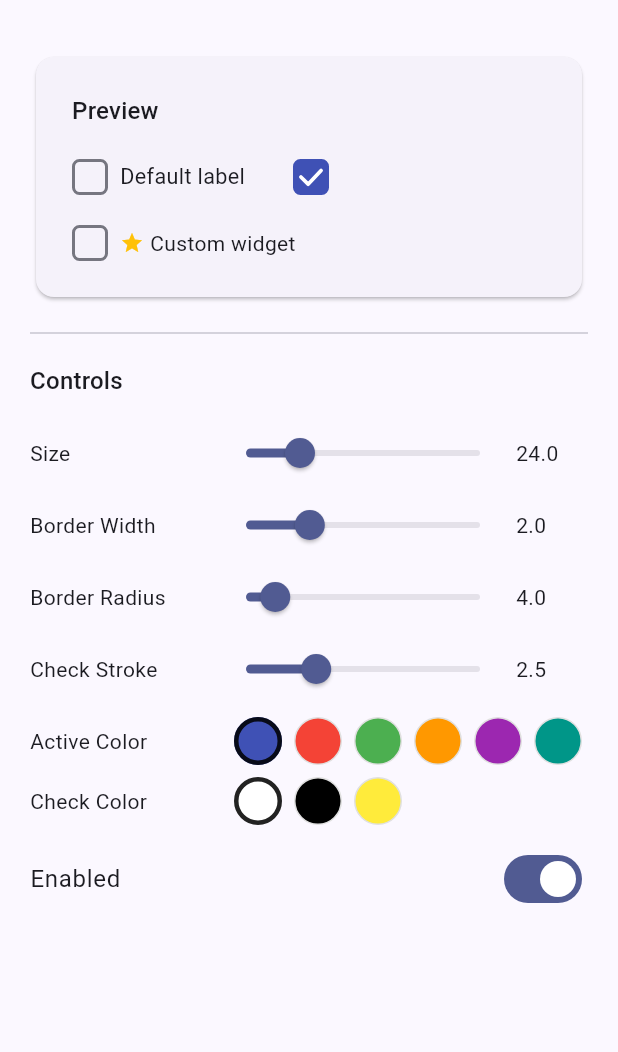
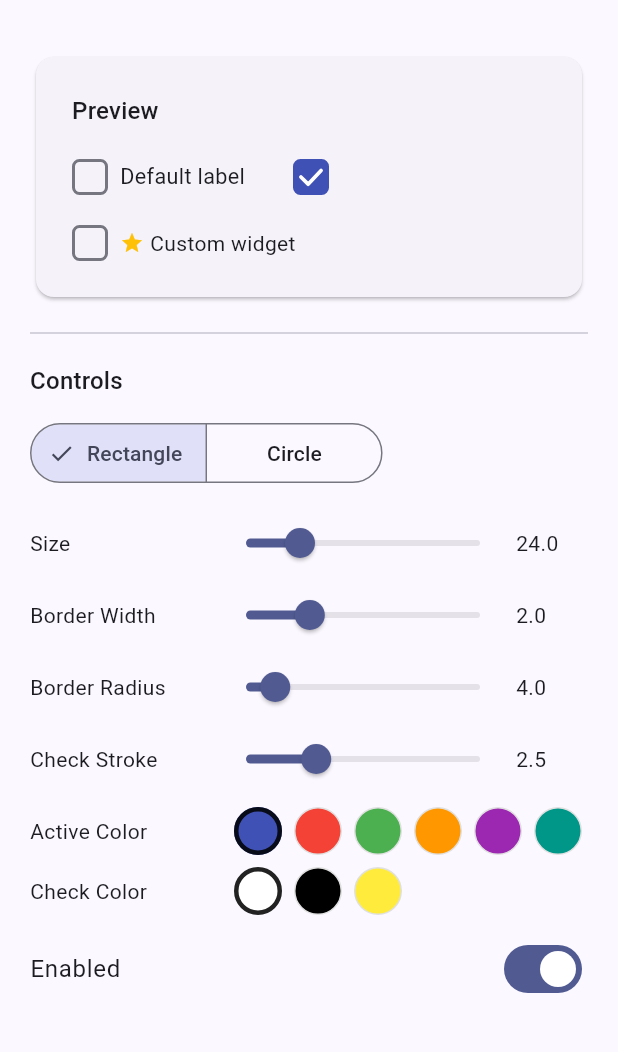
Before and after one commit to kihyun1998/flutter_checkbox, a Flutter app: the screen it shows after launch, on a phone screen of 412 x 824 dp, the part 63-1115 px from its top. Run offline on Flutter 3.47's test engine with Material 3 defaults, Android fonts, the phone set to English and light mode, and no system bars.

Commit message:
feat: add CheckboxShape (circle/rectangle) option with example and docs

```diff
--- a/example/lib/main.dart
+++ b/example/lib/main.dart
@@ -31,6 +31,7 @@ class PlaygroundPage extends StatefulWidget {
 
 class _PlaygroundPageState extends State<PlaygroundPage> {
   // --- Playground controls ---
+  CheckboxShape _shape = CheckboxShape.rectangle;
   double _size = 24;
   double _borderWidth = 2;
   double _borderRadius = 4;
@@ -60,6 +61,7 @@ class _PlaygroundPageState extends State<PlaygroundPage> {
   };
 
   CheckboxStyle get _currentStyle => CheckboxStyle(
+    shape: _shape,
     size: _size,
     borderWidth: _borderWidth,
     borderRadius: _borderRadius,
@@ -145,19 +147,54 @@ class _PlaygroundPageState extends State<PlaygroundPage> {
       children: [
         Text('Controls', style: Theme.of(context).textTheme.titleMedium),
         const SizedBox(height: 12),
+        SegmentedButton<CheckboxShape>(
+          segments: const [
+            ButtonSegment(
+              value: CheckboxShape.rectangle,
+              label: Text('Rectangle'),
+            ),
+            ButtonSegment(value: CheckboxShape.circle, label: Text('Circle')),
+          ],
+          selected: {_shape},
+          onSelectionChanged: (v) => setState(() => _shape = v.first),
+        ),
+        const SizedBox(height: 12),
         _buildSlider('Size', _size, 12, 64, (v) => setState(() => _size = v)),
-        _buildSlider('Border Width', _borderWidth, 0.5, 6,
-            (v) => setState(() => _borderWidth = v)),
-        _buildSlider('Border Radius', _borderRadius, 0, 32,
-            (v) => setState(() => _borderRadius = v)),
-        _buildSlider('Check Stroke', _checkStrokeWidth, 1, 6,
-            (v) => setState(() => _checkStrokeWidth = v)),
+        _buildSlider(
+          'Border Width',
+          _borderWidth,
+          0.5,
+          6,
+          (v) => setState(() => _borderWidth = v),
+        ),
+        _buildSlider(
+          'Border Radius',
+          _borderRadius,
+          0,
+          32,
+          (v) => setState(() => _borderRadius = v),
+        ),
+        _buildSlider(
+          'Check Stroke',
+          _checkStrokeWidth,
+          1,
+          6,
+          (v) => setState(() => _checkStrokeWidth = v),
+        ),
         const SizedBox(height: 8),
-        _buildColorPicker('Active Color', _colorOptions, _activeColor,
-            (c) => setState(() => _activeColor = c)),
+        _buildColorPicker(
+          'Active Color',
+          _colorOptions,
+          _activeColor,
+          (c) => setState(() => _activeColor = c),
+        ),
         const SizedBox(height: 8),
-        _buildColorPicker('Check Color', _checkColorOptions, _checkColor,
-            (c) => setState(() => _checkColor = c)),
+        _buildColorPicker(
+          'Check Color',
+          _checkColorOptions,
+          _checkColor,
+          (c) => setState(() => _checkColor = c),
+        ),
         const SizedBox(height: 8),
         SwitchListTile(
           title: const Text('Enabled'),
@@ -180,12 +217,7 @@ class _PlaygroundPageState extends State<PlaygroundPage> {
       children: [
         SizedBox(width: 120, child: Text(label)),
         Expanded(
-          child: Slider(
-            value: value,
-            min: min,
-            max: max,
-            onChanged: onChanged,
-          ),
+          child: Slider(value: value, min: min, max: max, onChanged: onChanged),
         ),
         SizedBox(width: 48, child: Text(value.toStringAsFixed(1))),
       ],
@@ -226,5 +258,4 @@ class _PlaygroundPageState extends State<PlaygroundPage> {
       ],
     );
   }
-
 }
--- a/lib/src/painter/checkbox_painter.dart
+++ b/lib/src/painter/checkbox_painter.dart
@@ -20,10 +20,7 @@ class CheckboxPainter extends CustomPainter {
   final double progress;
 
   /// Creates a painter that draws a checkbox at the given [progress].
-  CheckboxPainter({
-    required this.style,
-    required this.progress,
-  });
+  CheckboxPainter({required this.style, required this.progress});
 
   @override
   void paint(Canvas canvas, Size size) {
@@ -36,30 +33,45 @@ class CheckboxPainter extends CustomPainter {
     }
   }
 
-  /// Draws the rounded-rect background fill and border.
+  /// Draws the background fill and border.
   ///
-  /// The background color interpolates from [CheckboxStyle.inactiveColor]
-  /// to [CheckboxStyle.activeColor] based on [progress].
+  /// Delegates to circle or rounded-rect drawing based on
+  /// [CheckboxStyle.shape]. The background color interpolates from
+  /// [CheckboxStyle.inactiveColor] to [CheckboxStyle.activeColor]
+  /// based on [progress].
   void _drawBackground(Canvas canvas, Rect rect, CheckboxStyle s) {
     final bgColor = Color.lerp(s.inactiveColor!, s.activeColor!, progress)!;
-    final currentBorderColor =
-        Color.lerp(s.borderColor!, s.activeColor!, progress)!;
-
-    final rrect = RRect.fromRectAndRadius(
-      rect.deflate(s.borderWidth / 2),
-      Radius.circular(s.borderRadius),
-    );
+    final currentBorderColor = Color.lerp(
+      s.borderColor!,
+      s.activeColor!,
+      progress,
+    )!;
 
     final bgPaint = Paint()
       ..color = bgColor
       ..style = PaintingStyle.fill;
-    canvas.drawRRect(rrect, bgPaint);
 
     final borderPaint = Paint()
       ..color = currentBorderColor
       ..style = PaintingStyle.stroke
       ..strokeWidth = s.borderWidth;
-    canvas.drawRRect(rrect, borderPaint);
+
+    final insetRect = rect.deflate(s.borderWidth / 2);
+
+    switch (s.shape) {
+      case CheckboxShape.circle:
+        final center = insetRect.center;
+        final radius = insetRect.shortestSide / 2;
+        canvas.drawCircle(center, radius, bgPaint);
+        canvas.drawCircle(center, radius, borderPaint);
+      case CheckboxShape.rectangle:
+        final rrect = RRect.fromRectAndRadius(
+          insetRect,
+          Radius.circular(s.borderRadius),
+        );
+        canvas.drawRRect(rrect, bgPaint);
+        canvas.drawRRect(rrect, borderPaint);
+    }
   }
 
   /// Draws the checkmark stroke, progressively revealed by [progress].
--- a/lib/src/style/checkbox_style.dart
+++ b/lib/src/style/checkbox_style.dart
@@ -1,4 +1,13 @@
 import 'package:flutter/material.dart';
+
+/// The shape of the checkbox box.
+enum CheckboxShape {
+  /// A rectangle with configurable [CheckboxStyle.borderRadius].
+  rectangle,
+
+  /// A circle. [CheckboxStyle.borderRadius] is ignored.
+  circle,
+}
 
 /// An immutable data class that holds all visual properties for [CustomCheckbox].
 ///
@@ -11,8 +20,8 @@ import 'package:flutter/material.dart';
 ///   value: true,
 ///   style: CheckboxStyle(
 ///     size: 32,
+///     shape: CheckboxShape.circle,
 ///     activeColor: Colors.indigo,
-///     borderRadius: 8,
 ///   ),
 ///   onChanged: (v) {},
 /// )
@@ -22,6 +31,12 @@ import 'package:flutter/material.dart';
 /// All color properties default to `null` and are resolved from the current
 /// [ThemeData] via [resolve] before rendering.
 class CheckboxStyle {
+  /// The shape of the checkbox box.
+  ///
+  /// Defaults to [CheckboxShape.rectangle]. When set to
+  /// [CheckboxShape.circle], [borderRadius] is ignored.
+  final CheckboxShape shape;
+
   /// The width and height of the checkbox box in logical pixels.
   ///
   /// Defaults to `24`.
@@ -54,7 +69,7 @@ class CheckboxStyle {
 
   /// The corner radius of the checkbox box in logical pixels.
   ///
-  /// Defaults to `4`. Set to `size / 2` for a circular shape.
+  /// Defaults to `4`. Only applies when [shape] is [CheckboxShape.rectangle].
   final double borderRadius;
 
   /// The stroke width of the checkmark path in logical pixels.
@@ -77,6 +92,7 @@ class CheckboxStyle {
   /// All color parameters default to `null` and will be resolved from the
   /// ambient [ThemeData] at render time.
   const CheckboxStyle({
+    this.shape = CheckboxShape.rectangle,
     this.size = 24,
     this.activeColor,
     this.checkColor,
@@ -96,6 +112,7 @@ class CheckboxStyle {
   /// typically do not need to call this yourself.
   CheckboxStyle resolve(ThemeData theme) {
     return CheckboxStyle(
+      shape: shape,
       size: size,
       activeColor: activeColor ?? theme.colorScheme.primary,
       checkColor: checkColor ?? Colors.white,
--- a/lib/src/widget/checkbox_box.dart
+++ b/lib/src/widget/checkbox_box.dart
@@ -22,11 +22,7 @@ class CheckboxBox extends StatelessWidget {
   final CheckboxStyle style;
 
   /// Creates a checkbox box that repaints as [animation] progresses.
-  const CheckboxBox({
-    super.key,
-    required this.animation,
-    required this.style,
-  });
+  const CheckboxBox({super.key, required this.animation, required this.style});
 
   @override
   Widget build(BuildContext context) {
@@ -35,10 +31,7 @@ class CheckboxBox extends StatelessWidget {
       builder: (context, _) {
         return CustomPaint(
           size: Size.square(style.size),
-          painter: CheckboxPainter(
-            style: style,
-            progress: animation.value,
-          ),
+          painter: CheckboxPainter(style: style, progress: animation.value),
         );
       },
     );
```
Also changed, not shown: lib/src/widget/checkbox_label.dart (+5 -2 lines), lib/src/widget/custom_checkbox.dart (+3 -12 lines), 3 other files. Lines whose indentation alone changed are shown as unchanged.
